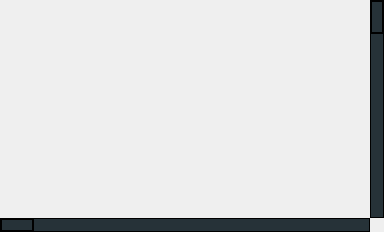
The window that ui/BufferWidget.ui (Daniel-Atanasov/Editor) describes before a commit, drawn with Qt 5.
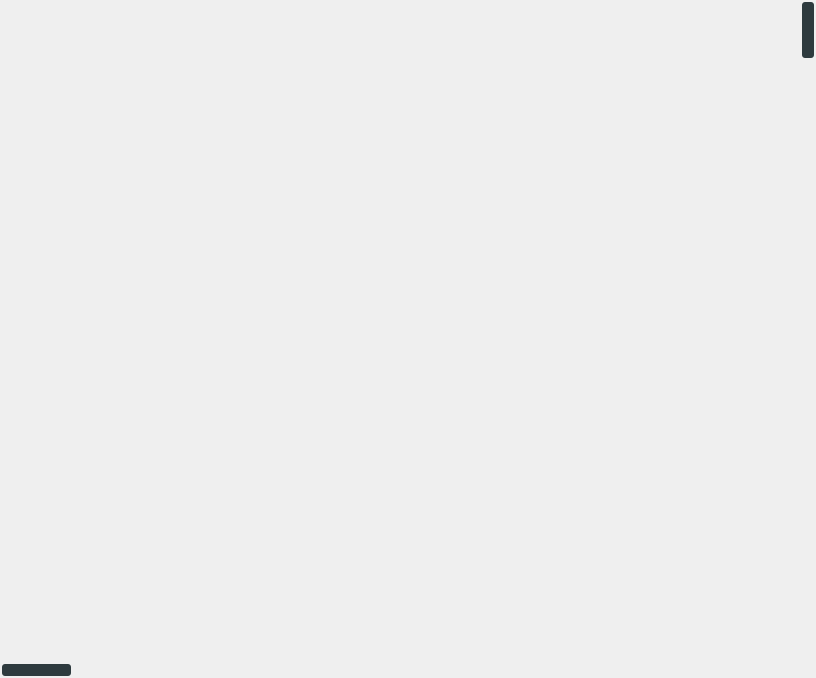
The same window after the commit.

The edit to the form file:
```diff
--- a/ui/BufferWidget.ui
+++ b/ui/BufferWidget.ui
@@ -6,8 +6,8 @@
    <rect>
     <x>0</x>
     <y>0</y>
-    <width>384</width>
-    <height>232</height>
+    <width>816</width>
+    <height>678</height>
    </rect>
   </property>
   <property name="windowTitle">
@@ -29,27 +29,94 @@
    <property name="spacing">
     <number>0</number>
    </property>
-   <item row="0" column="2" rowspan="3">
+   <item row="0" column="1">
     <widget class="QScrollBar" name="scrollBarVertical">
+     <property name="autoFillBackground">
+      <bool>false</bool>
+     </property>
      <property name="styleSheet">
-      <string notr="true">QScrollBar, QScrollBar::add-page, QScrollBar::sub-page
+      <string notr="true">QScrollBar:vertical
 {
-    border: solid black;
-    background-color: rgb(38, 50, 56);
+    background-color: transparent;
+    width: 16px;
 }
-QScrollBar::handle
+
+QScrollBar::handle:vertical
 {
-    min-height: 30;
-    border: 2px solid black;
-    color: rgb(30, 42, 48);
+    background-color: rgb(46, 58, 62);
+    min-height: 20px;
+    border-radius: 3px;
+	margin: 2px;
 }
-QScrollBar::add-line, QScrollBar::sub-line
+
+QScrollBar::handle:vertical:pressed
 {
-    height: 0px;
+    background-color: rgb(58, 70, 74);
+    min-height: 20px;
+    border-radius: 3px;
+	margin: 2px;
 }
-QScrollBar::add-page, QScrollBar::sub-page
+
+QScrollBar::handle:vertical:hover:!pressed
 {
-    border: 1px solid black;
+    background-color: rgb(50, 62, 66);
+    min-height: 20px;
+    border-radius: 3px;
+	margin: 2px;
+}
+
+QScrollBar::add-page:vertical, QScrollBar::sub-page:vertical
+{
+	background-color: transparent;
+}
+
+QScrollBar::add-line:vertical, QScrollBar::sub-line:vertical
+{
+	background-color: transparent;
+	width: 0px;
+	height: 0px;
+}
+
+QScrollBar:horizontal
+{
+    background-color: transparent;
+    height: 16px;
+}
+
+QScrollBar::handle:horizontal
+{
+    background-color: rgb(46, 58, 62);
+    min-width: 20px;
+    border-radius: 3px;
+	margin: 2px;
+}
+
+QScrollBar::handle:horizontal:pressed
+{
+    background-color: rgb(58, 70, 74);
+    min-width: 20px;
+    border-radius: 3px;
+	margin: 2px;
+}
+
+QScrollBar::handle:horizontal:hover:!pressed
+{
+    background-color: rgb(50, 62, 66);
+    min-width: 20px;
+    border-radius: 3px;
+	margin: 2px;
+}
+
+QScrollBar::add-page:horizontal, QScrollBar::sub-page:horizontal
+{
+	background-color: transparent;
+}
+
+QScrollBar::add-line:horizontal, QScrollBar::sub-line:horizontal
+{
+	background-color: transparent;
+	width: 0px;
+	height: 0px;
 }</string>
      </property>
      <property name="orientation">
@@ -58,53 +125,90 @@
     </widget>
    </item>
    <item row="1" column="0">
-    <spacer name="verticalSpacer">
-     <property name="orientation">
-      <enum>Qt::Vertical</enum>
-     </property>
-     <property name="sizeHint" stdset="0">
-      <size>
-       <width>20</width>
-       <height>40</height>
-      </size>
-     </property>
-    </spacer>
-   </item>
-   <item row="0" column="1">
-    <spacer name="spacerWidget">
-     <property name="orientation">
-      <enum>Qt::Horizontal</enum>
-     </property>
-     <property name="sizeHint" stdset="0">
-      <size>
-       <width>40</width>
-       <height>20</height>
-      </size>
-     </property>
-    </spacer>
-   </item>
-   <item row="3" column="0" colspan="2">
     <widget class="QScrollBar" name="scrollBarHorizontal">
      <property name="styleSheet">
-      <string notr="true">QScrollBar, QScrollBar::add-page, QScrollBar::sub-page
+      <string notr="true">QScrollBar:vertical
 {
-    border: solid black;
-    background-color: rgb(38, 50, 56);
+    background-color: transparent;
+    width: 16px;
 }
-QScrollBar::handle
+
+QScrollBar::handle:vertical
 {
-    min-height: 30;
-    min-width: 30;
-    border: 2px solid black;
-    color: rgb(30, 42, 48);
+    background-color: rgb(46, 58, 62);
+    min-height: 20px;
+    border-radius: 3px;
+	margin: 2px;
 }
-QScrollBar::add-line, QScrollBar::sub-line
+
+QScrollBar::handle:vertical:pressed
 {
-    height: 0px;
+    background-color: rgb(58, 70, 74);
+    min-height: 20px;
+    border-radius: 3px;
+	margin: 2px;
 }
-QScrollBar::add-page, QScrollBar::sub-page
+
+QScrollBar::handle:vertical:hover:!pressed
 {
-    border: 1px solid black;
+    background-color: rgb(50, 62, 66);
+    min-height: 20px;
+    border-radius: 3px;
+	margin: 2px;
+}
+
+QScrollBar::add-page:vertical, QScrollBar::sub-page:vertical
+{
+	background-color: transparent;
+}
+
+QScrollBar::add-line:vertical, QScrollBar::sub-line:vertical
+{
+	background-color: transparent;
+	width: 0px;
+	height: 0px;
+}
+
+QScrollBar:horizontal
+{
+    background-color: transparent;
+    height: 16px;
+}
+
+QScrollBar::handle:horizontal
+{
+    background-color: rgb(46, 58, 62);
+    min-width: 20px;
+    border-radius: 3px;
+	margin: 2px;
+}
+
+QScrollBar::handle:horizontal:pressed
+{
+    background-color: rgb(58, 70, 74);
+    min-width: 20px;
+    border-radius: 3px;
+	margin: 2px;
+}
+
+QScrollBar::handle:horizontal:hover:!pressed
+{
+    background-color: rgb(50, 62, 66);
+    min-width: 20px;
+    border-radius: 3px;
+	margin: 2px;
+}
+
+QScrollBar::add-page:horizontal, QScrollBar::sub-page:horizontal
+{
+	background-color: transparent;
+}
+
+QScrollBar::add-line:horizontal, QScrollBar::sub-line:horizontal
+{
+	background-color: transparent;
+	width: 0px;
+	height: 0px;
 }</string>
      </property>
      <property name="orientation">
@@ -112,6 +216,13 @@
      </property>
     </widget>
    </item>
+   <item row="0" column="0">
+    <widget class="QWidget" name="dummyWidget" native="true">
+     <property name="enabled">
+      <bool>false</bool>
+     </property>
+    </widget>
+   </item>
   </layout>
  </widget>
  <resources/>
```
